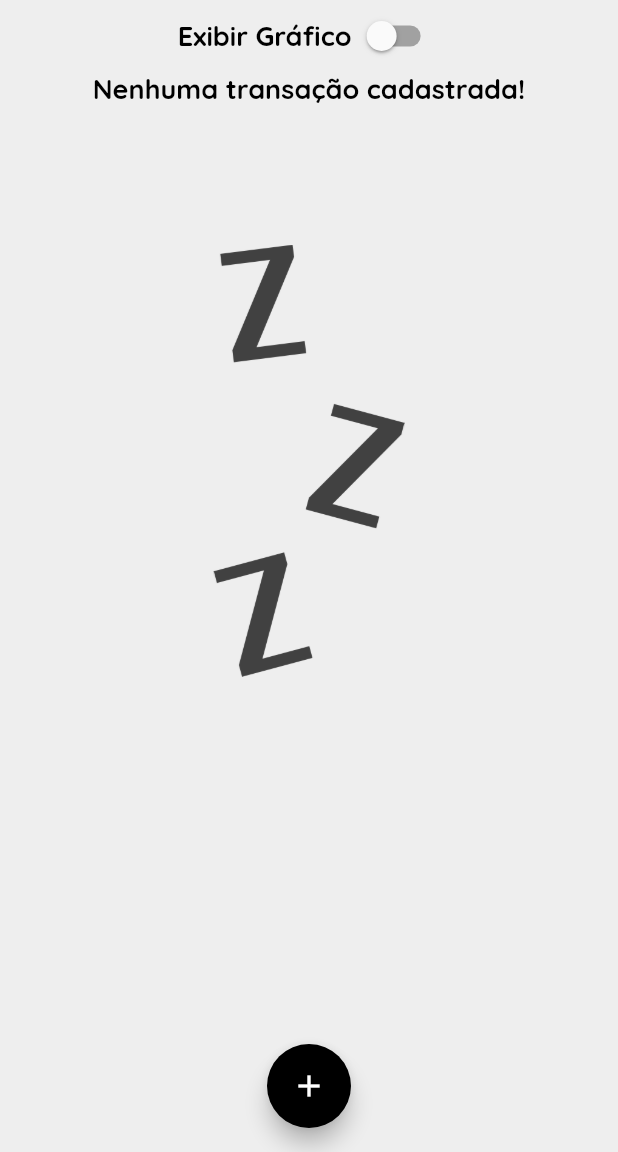
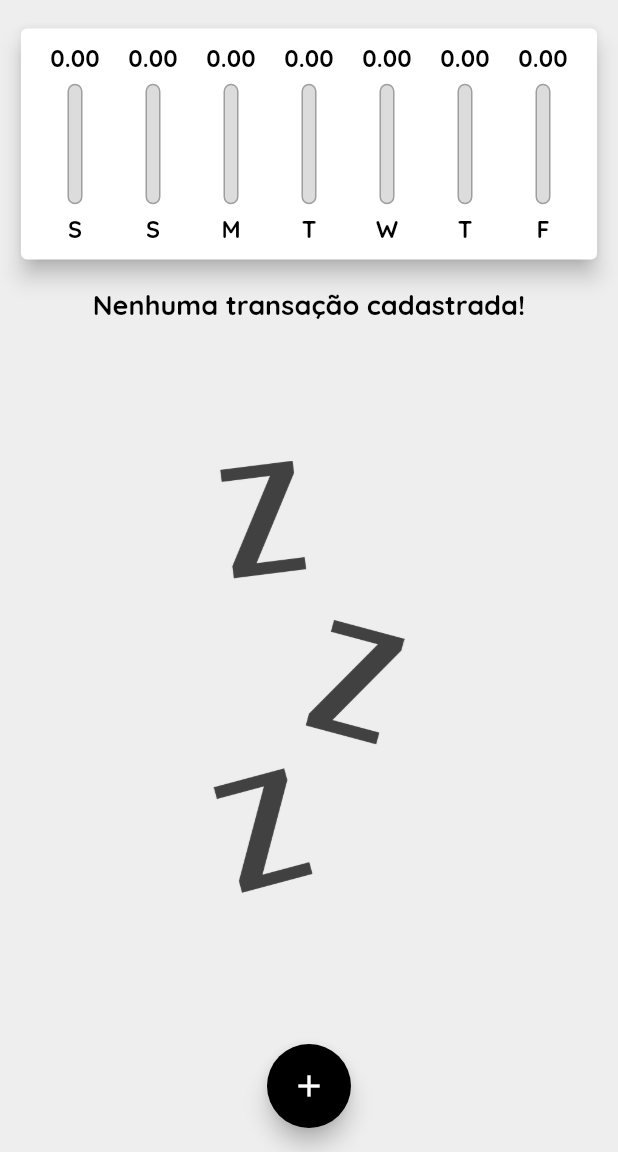
Before and after one commit to phesgot/expenses, a Flutter app: the screen it shows after launch, on a phone screen of 412 x 824 dp, the part 84-1236 px from its top. Run offline on Flutter 3.47's test engine with Material 2 defaults, Android fonts, the phone set to English and light mode, and no system bars; our stand-ins replace device_preview, flutter_slidable, google_fonts; missing offline and left inert: dart:ffi.

Commit message:
Responsividade 2
Ajuste no gráfico e lista e button para ativação de exibição de dados dependendo da orientação do aparelho

```diff
--- a/lib/screens/home_screen.dart
+++ b/lib/screens/home_screen.dart
@@ -57,6 +57,10 @@ class _HomeScreenState extends State<HomeScreen> {
 
   @override
   Widget build(BuildContext context) {
+
+    // vrificar a orientação do aparelho.
+    bool isLandscape = MediaQuery.of(context).orientation == Orientation.landscape;
+
     final appBar = AppBar(
       title: Text(
         "Despesas Pessoais",
@@ -68,6 +72,15 @@ class _HomeScreenState extends State<HomeScreen> {
       centerTitle: false,
       elevation: 0,
       actions: [
+        if(isLandscape)
+        IconButton(
+          icon: Icon( _showChart ? Icons.list : Icons.bar_chart),
+          onPressed: () {
+            setState(() {
+              _showChart = !_showChart;
+            });
+          },
+        ),
         IconButton(
           onPressed: () => _openTransactionFormModal(context),
           icon: const Icon(Icons.add),
@@ -88,6 +101,7 @@ class _HomeScreenState extends State<HomeScreen> {
             crossAxisAlignment: CrossAxisAlignment.stretch,
             children: [
               //Botão para exibição do grafico ou lista
+              if(isLandscape)
               Row(
                 mainAxisAlignment: MainAxisAlignment.center,
                 children: [
@@ -99,13 +113,13 @@ class _HomeScreenState extends State<HomeScreen> {
                   }),
                 ],
               ),
-              if (_showChart)
+              if (_showChart || !isLandscape)
               //GRÁFICO
               SizedBox(
                   //Deixando o componante responsivo permintindo ocupar um certo percentual do tamanho da tela.
-                  height: availableHeight * 0.25,
+                  height: availableHeight * ( isLandscape ? 0.6 : 0.25),
                   child: Chart(recentTransaction: _recentTransactions)),
-              if(!_showChart)
+              if(!_showChart || !isLandscape)
               //LISTA
               SizedBox(
                 height: availableHeight * 0.75,
```
